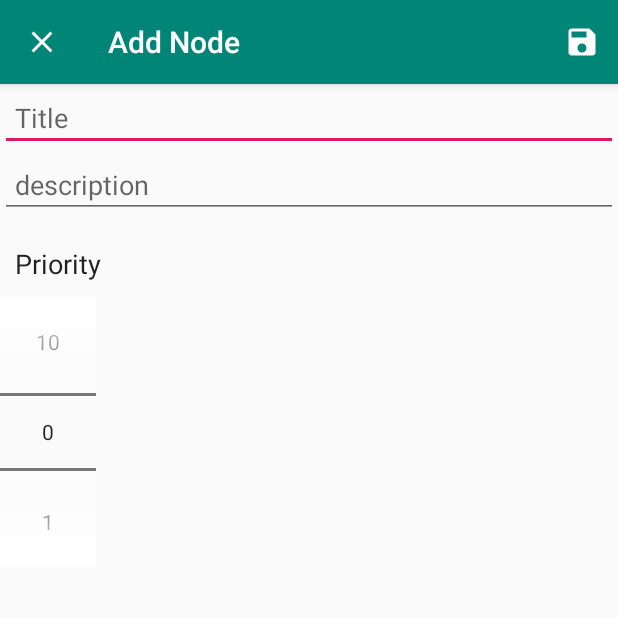
After one commit to bhagyashree12/Room_Android, an Android app: the AnotherActivity screen opened directly, with no data from a screen before it, on a phone screen of 412 x 824 dp, the top half of it. The commit adds this screen. Run offline under Robolectric (Android 15) with nearby library versions, the phone set to English and light mode, and no system bars.

Commit message:
second commit

```diff
--- a/app/build.gradle
+++ b/app/build.gradle
@@ -26,11 +26,13 @@ dependencies {
 
     // ViewModel and LiveData
     implementation "androidx.lifecycle:lifecycle-extensions:$lifecycle_version"
-    annotationProcessor "androidx.lifecycle:lifecycle-compiler:$lifecycle_version" // For Kotlin use kapt instead of annotationProcessor
+    annotationProcessor "androidx.lifecycle:lifecycle-compiler:$lifecycle_version"
+    // For Kotlin use kapt instead of annotationProcessor
 
     //room dependencies
     implementation "androidx.room:room-runtime:$room_version"
-    annotationProcessor "androidx.room:room-compiler:$room_version" // For Kotlin use kapt instead of annotationProcessor
+    annotationProcessor "androidx.room:room-compiler:$room_version"
+    // For Kotlin use kapt instead of annotationProcessor
 
 
     //card view ,dont forget to add the versio
--- /dev/null
+++ b/app/src/main/java/com/example/room/AnotherActivity.java
@@ -0,0 +1,84 @@
+package com.example.room;
+
+import android.content.Intent;
+import android.os.Build;
+import android.os.Bundle;
+import android.view.Menu;
+import android.view.MenuInflater;
+import android.view.MenuItem;
+import android.widget.EditText;
+import android.widget.NumberPicker;
+
+import androidx.annotation.RequiresApi;
+import androidx.appcompat.app.AppCompatActivity;
+
+public class AnotherActivity extends AppCompatActivity {
+    //name of intent string
+    public static final String EXTRA_TITLE =
+            "com.example.room.EXTRA_TITLE";
+    public static final String EXTRA_DESCRIPTION =
+            "com.example.room.EXTRA_DESCRIPTION";
+    public static final String EXTRA_PRIORITY =
+            "com.example.room.EXTRA_PRIORITY";
+    private EditText edit_title;
+    private EditText edit_description;
+    private NumberPicker numberPicker;
+
+    @RequiresApi(api = Build.VERSION_CODES.JELLY_BEAN_MR2)
+    @Override
+    protected void onCreate(Bundle savedInstanceState) {
+        super.onCreate(savedInstanceState);
+        setContentView(R.layout.activity_another);
+
+        edit_title = findViewById(R.id.edit_title);
+        edit_description = findViewById(R.id.edit_description);
+        numberPicker = findViewById(R.id.number_picker);
+        numberPicker.setMinValue(0);
+        numberPicker.setMaxValue(10);
+
+        setTitle("Add Node");
+        //to show the back option
+        getSupportActionBar().setHomeAsUpIndicator(R.drawable.ic_close);
+
+    }
+    private void saveNote(){
+        String title=edit_title.getText().toString();
+        String description=edit_description.getText().toString();
+        int priority=numberPicker.getValue();
+
+        //to avoid accepting null string
+        if(title.trim().isEmpty() || description.trim().isEmpty()){
+            return;
+        }
+
+
+        Intent intent=new Intent();
+        intent.putExtra(EXTRA_TITLE, title);
+        intent.putExtra(EXTRA_DESCRIPTION, description);
+        intent.putExtra(EXTRA_PRIORITY, priority);
+
+        //this is used to show whether input was successful or not
+        setResult(RESULT_OK, intent);
+        finish();
+    }
+
+    @Override
+    public boolean onCreateOptionsMenu(Menu menu) {
+
+        MenuInflater inflater = getMenuInflater();
+        inflater.inflate(R.menu.new_menu, menu);
+        return true;
+
+    }
+
+    @Override
+    public boolean onOptionsItemSelected(MenuItem item) {
+        switch (item.getItemId()) {
+            case R.id.save_item:
+                saveNote();
+                return true;
+            default:
+                return super.onOptionsItemSelected(item);
+        }
+    }
+}
--- /dev/null
+++ b/app/src/main/res/drawable/ic_add_icon.xml
@@ -0,0 +1,5 @@
+<vector android:height="24dp" android:tint="#FFFFFF"
+    android:viewportHeight="24.0" android:viewportWidth="24.0"
+    android:width="24dp" xmlns:android="http://schemas.android.com/apk/res/android">
+    <path android:fillColor="#FF000000" android:pathData="M13,7h-2v4L7,11v2h4v4h2v-4h4v-2h-4L13,7zM12,2C6.48,2 2,6.48 2,12s4.48,10 10,10 10,-4.48 10,-10S17.52,2 12,2zM12,20c-4.41,0 -8,-3.59 -8,-8s3.59,-8 8,-8 8,3.59 8,8 -3.59,8 -8,8z"/>
+</vector>
--- /dev/null
+++ b/app/src/main/res/drawable/ic_close.xml
@@ -0,0 +1,5 @@
+<vector android:height="24dp" android:tint="#FFFFFF"
+    android:viewportHeight="24.0" android:viewportWidth="24.0"
+    android:width="24dp" xmlns:android="http://schemas.android.com/apk/res/android">
+    <path android:fillColor="#FF000000" android:pathData="M19,6.41L17.59,5 12,10.59 6.41,5 5,6.41 10.59,12 5,17.59 6.41,19 12,13.41 17.59,19 19,17.59 13.41,12z"/>
+</vector>
--- /dev/null
+++ b/app/src/main/res/drawable/ic_save.xml
@@ -0,0 +1,5 @@
+<vector android:height="24dp" android:tint="#FFFFFF"
+    android:viewportHeight="24.0" android:viewportWidth="24.0"
+    android:width="24dp" xmlns:android="http://schemas.android.com/apk/res/android">
+    <path android:fillColor="#FF000000" android:pathData="M17,3L5,3c-1.11,0 -2,0.9 -2,2v14c0,1.1 0.89,2 2,2h14c1.1,0 2,-0.9 2,-2L21,7l-4,-4zM12,19c-1.66,0 -3,-1.34 -3,-3s1.34,-3 3,-3 3,1.34 3,3 -1.34,3 -3,3zM15,9L5,9L5,5h10v4z"/>
+</vector>
--- /dev/null
+++ b/app/src/main/res/layout/activity_another.xml
@@ -0,0 +1,40 @@
+<?xml version="1.0" encoding="utf-8"?>
+<LinearLayout xmlns:android="http://schemas.android.com/apk/res/android"
+    xmlns:tools="http://schemas.android.com/tools"
+    android:layout_width="match_parent"
+    android:layout_height="match_parent"
+    android:orientation="vertical"
+    tools:context=".AnotherActivity">
+
+
+    <EditText
+        android:id="@+id/edit_title"
+        android:layout_width="match_parent"
+        android:layout_height="wrap_content"
+        android:hint="Title"
+        android:inputType="text"
+        android:padding="10dp" />
+
+    <EditText
+        android:id="@+id/edit_description"
+        android:layout_width="match_parent"
+        android:layout_height="wrap_content"
+        android:hint="description"
+        android:inputType="textMultiLine"
+        android:padding="10dp" />
+
+    <TextView
+        android:layout_width="wrap_content"
+        android:layout_height="wrap_content"
+        android:layout_marginTop="8dp"
+        android:padding="10dp"
+        android:text="Priority"
+        android:textAppearance="@android:style/TextAppearance.Medium" />
+
+    <NumberPicker
+        android:id="@+id/number_picker"
+        android:layout_width="wrap_content"
+        android:layout_height="wrap_content"
+        android:solidColor="#FFFFFF"></NumberPicker>
+
+</LinearLayout>
--- /dev/null
+++ b/app/src/main/res/menu/new_menu.xml
@@ -0,0 +1,10 @@
+<?xml version="1.0" encoding="utf-8"?>
+<menu xmlns:android="http://schemas.android.com/apk/res/android"
+    xmlns:app="http://schemas.android.com/apk/res-auto">
+    <item
+        android:id="@+id/save_item"
+        android:icon="@drawable/ic_save"
+        android:title="save"
+        app:showAsAction="ifRoom"/>
+
+</menu>
```
Also changed, not shown: app/src/main/AndroidManifest.xml (+7 -1 lines), app/src/main/java/com/example/room/MainActivity.java (+34 -3 lines), app/src/main/res/layout/activity_main.xml (+10 -0 lines).
